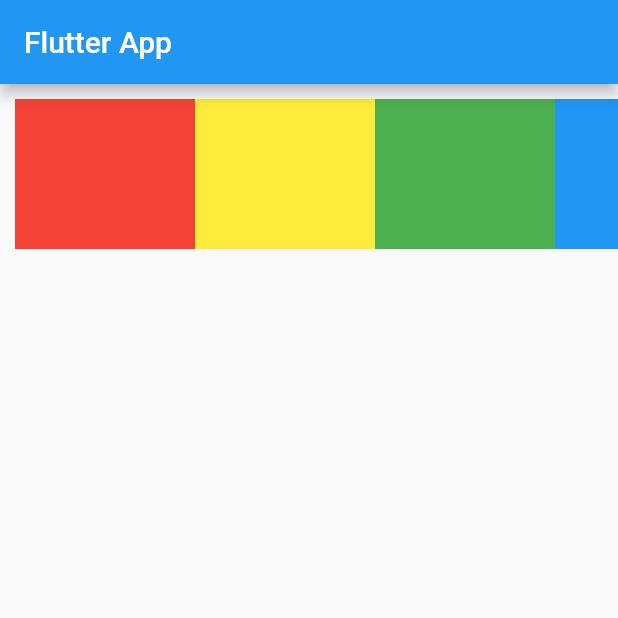
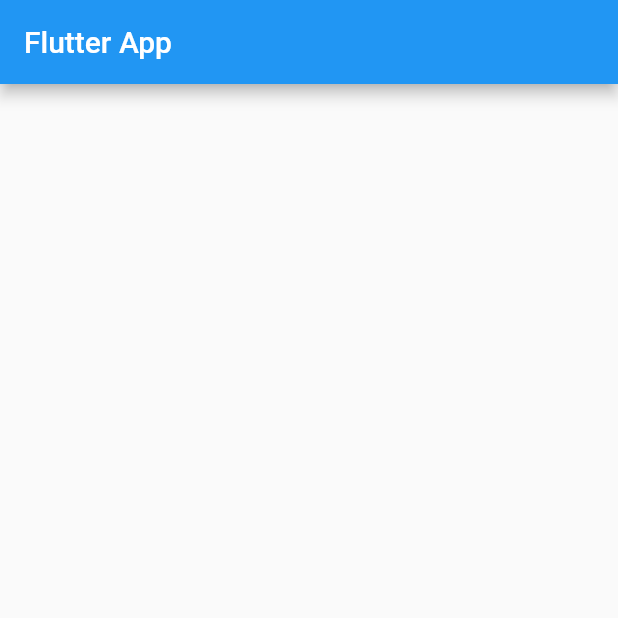
Before and after one commit to chengang7/FlutterProjectStudy, a Flutter app: the screen it shows after launch, on a phone screen of 412 x 824 dp, the top half of it. Run offline on Flutter 3.47's test engine with Material 2 defaults, Android fonts, the phone set to English and light mode, and no system bars.

Commit message:
flutter listView使用方式三 水平列表的使用

```diff
--- a/flutter_app02/lib/main.dart
+++ b/flutter_app02/lib/main.dart
@@ -19,42 +19,7 @@ class MyHomePage extends StatelessWidget {
   Widget build(BuildContext context) {
     return SizedBox(
       height: 120,
-      child: ListView(
-        scrollDirection: Axis.horizontal,
-        padding: const EdgeInsets.all(10),
-        children: <Widget>[
-          Container(
-            height: 120,
-            width: 120,
-            decoration: const BoxDecoration(color: Colors.red),
-          ),
-          Container(
-            height: 120,
-            width: 120,
-            decoration: const BoxDecoration(color: Colors.yellow),
-          ),
-          Container(
-            height: 120,
-            width: 120,
-            decoration: const BoxDecoration(color: Colors.green),
-          ),
-          Container(
-            height: 120,
-            width: 120,
-            decoration: const BoxDecoration(color: Colors.blue),
-          ),
-          Container(
-            height: 120,
-            width: 120,
-            decoration: const BoxDecoration(color: Colors.black),
-          ),
-          Container(
-            height: 120,
-            width: 120,
-            decoration: const BoxDecoration(color: Colors.orange),
-          )
-        ],
-      ),
+      child: ListView(),
     );
   }
 }
```
Also changed, not shown: flutter_app02/lib/main06_ListView列表组件的基础使用.dart (added, +60 -0 lines).
